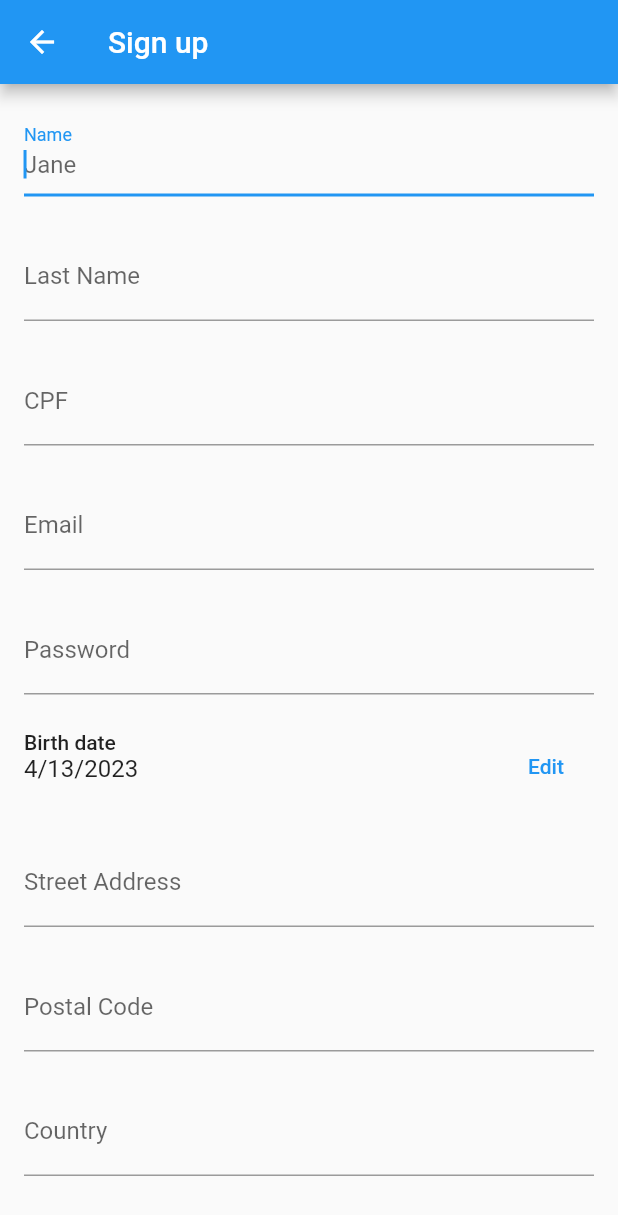
After one commit to muchael/products-flutter, a Flutter app: the screen it shows after launch, after a tap on "New User? Create Account", on a phone screen of 412 x 824 dp. The commit adds this screen. Shown: the top 1215 px of the screen. Run offline on Flutter 3.47's test engine with Material 2 defaults, Android fonts, the phone set to English and light mode, and no system bars; our stand-ins replace brasil_fields.

Commit message:
Sign up form

```diff
--- a/lib/screens/login_screen.dart
+++ b/lib/screens/login_screen.dart
@@ -1,4 +1,5 @@
 import 'package:flutter/material.dart';
+import 'package:products_flutter/screens/sign_up_form.dart';
 
 class Login extends StatefulWidget {
   const Login({super.key});
@@ -66,7 +67,7 @@ class _LoginState extends State<Login> {
                 ),
               ),
               Padding(
-                padding: EdgeInsets.all(15.0),
+                padding: const EdgeInsets.all(15.0),
                 //padding: EdgeInsets.symmetric(horizontal: 15),
                 child: TextFormField(
                   onChanged: (text) {
@@ -115,7 +116,16 @@ class _LoginState extends State<Login> {
               const SizedBox(
                 height: 130,
               ),
-              const Text('New User? Create Account')
+              TextButton(
+                onPressed: () {
+                  Navigator.push(
+                      context, MaterialPageRoute(builder: (_) => SignUpForm()));
+                },
+                child: const Text(
+                  'New User? Create Account',
+                  style: TextStyle(color: Colors.black54, fontSize: 16),
+                ),
+              ),
             ],
           ),
         ),
--- /dev/null
+++ b/lib/screens/sign_up_form.dart
@@ -0,0 +1,220 @@
+
+import 'package:flutter/material.dart';
+import 'package:flutter/services.dart';
+import 'package:brasil_fields/brasil_fields.dart';
+import 'package:intl/intl.dart' as intl;
+
+class SignUpForm extends StatefulWidget {
+  const SignUpForm({super.key});
+
+  @override
+  State<SignUpForm> createState() => _SignUpFormState();
+}
+
+class _SignUpFormState extends State<SignUpForm> {
+  final _formKey = GlobalKey<FormState>();
+  DateTime date = DateTime.now();
+
+  @override
+  Widget build(BuildContext context) {
+    return Scaffold(
+      appBar: AppBar(
+        title: const Text('Sign up'),
+      ),
+      body: Form(
+        key: _formKey,
+        child: Scrollbar(
+          child: SingleChildScrollView(
+            padding: const EdgeInsets.all(16),
+            child: AutofillGroup(
+              child: Column(
+                children: [
+                  ...[
+                    TextFormField(
+                      autofocus: true,
+                      textInputAction: TextInputAction.next,
+                      decoration: const InputDecoration(
+                        hintText: 'Jane',
+                        labelText: 'Name',
+                      ),
+                      autofillHints: const [AutofillHints.givenName],
+                    ),
+                    TextFormField(
+                      textInputAction: TextInputAction.next,
+                      decoration: const InputDecoration(
+                        hintText: 'Doe',
+                        labelText: 'Last Name',
+                      ),
+                      autofillHints: const [AutofillHints.familyName],
+                    ),
+                    TextFormField(
+                      keyboardType: TextInputType.number,
+                      textInputAction: TextInputAction.next,
+                      decoration: const InputDecoration(
+                        labelText: 'CPF',
+                      ),
+                      inputFormatters: [
+                        // obrigatório
+                        FilteringTextInputFormatter.digitsOnly,
+                        CpfInputFormatter(),
+                      ],
+                    ),
+                    const TextField(
+                      keyboardType: TextInputType.emailAddress,
+                      textInputAction: TextInputAction.next,
+                      decoration: InputDecoration(
+                        hintText: 'foo@example.com',
+                        labelText: 'Email',
+                      ),
+                      autofillHints: [AutofillHints.email],
+                    ),
+                    const TextField(
+                      keyboardType: TextInputType.text,
+                      textInputAction: TextInputAction.next,
+                      obscureText: true,
+                      decoration: InputDecoration(
+                        labelText: 'Password',
+                      ),
+                    ),
+                    _FormDatePicker(
+                      date: date,
+                      onChanged: (value) {
+                        setState(() {
+                          date = value;
+                        });
+                      },
+                    ),
+                    const TextField(
+                      keyboardType: TextInputType.streetAddress,
+                      textInputAction: TextInputAction.next,
+                      decoration: InputDecoration(
+                        hintText: '123 4th Ave',
+                        labelText: 'Street Address',
+                      ),
+                      autofillHints: [AutofillHints.streetAddressLine1],
+                    ),
+                    const TextField(
+                      keyboardType: TextInputType.number,
+                      textInputAction: TextInputAction.next,
+                      decoration: InputDecoration(
+                        hintText: '12345',
+                        labelText: 'Postal Code',
+                      ),
+                      autofillHints: [AutofillHints.postalCode],
+                    ),
+                    const TextField(
+                      textInputAction: TextInputAction.next,
+                      decoration: InputDecoration(
+                        hintText: 'United States',
+                        labelText: 'Country',
+                      ),
+                      autofillHints: [AutofillHints.countryName],
+                    ),
+                    const TextField(
+                      keyboardType: TextInputType.number,
+                      decoration: InputDecoration(
+                        hintText: '1',
+                        labelText: 'Country Code',
+                      ),
+                      autofillHints: [AutofillHints.countryCode],
+                    ),
+                    Container(
+                      height: 50,
+                      width: 250,
+                      decoration: BoxDecoration(
+                          color: Colors.blue, borderRadius: BorderRadius.circular(20)),
+                      child: TextButton(
+                        onPressed: () {
+                          if (_formKey.currentState!.validate()) {
+                            // print(nameController.text);
+                            // print(difficultyController.text);
+                            // print(imageController.text);
+                            ScaffoldMessenger.of(context).showSnackBar(
+                              const SnackBar(
+                                content: Text('Login...'),
+                              ),
+                            );
+                          }
+                          // Navigator.push(
+                          //     context, MaterialPageRoute(builder: (_) => HomePage()));
+                        },
+                        child: const Text(
+                          'Sing Up',
+                          style: TextStyle(color: Colors.white, fontSize: 25),
+                        ),
+                      ),
+                    ),
+                  ].expand(
+                        (widget) => [
+                      widget,
+                      const SizedBox(
+                        height: 24,
+                      )
+                    ],
+                  ),
+                ],
+              ),
+            ),
+          ),
+        ),
+      ),
+    );
+  }
+}
+
+class _FormDatePicker extends StatefulWidget {
+  final DateTime date;
+  final ValueChanged<DateTime> onChanged;
+
+  const _FormDatePicker({
+    required this.date,
+    required this.onChanged,
+  });
+
+  @override
+  State<_FormDatePicker> createState() => _FormDatePickerState();
+}
+
+class _FormDatePickerState extends State<_FormDatePicker> {
+  @override
+  Widget build(BuildContext context) {
+    return Row(
+      crossAxisAlignment: CrossAxisAlignment.start,
+      mainAxisAlignment: MainAxisAlignment.spaceBetween,
+      children: [
+        Column(
+          crossAxisAlignment: CrossAxisAlignment.start,
+          mainAxisAlignment: MainAxisAlignment.spaceAround,
+          children: [
+            Text(
+              'Birth date',
+              style: Theme.of(context).textTheme.bodyLarge,
+            ),
+            Text(
+              intl.DateFormat.yMd().format(widget.date),
+              style: Theme.of(context).textTheme.titleMedium,
+            ),
+          ],
+        ),
+        TextButton(
+          child: const Text('Edit'),
+          onPressed: () async {
+            var newDate = await showDatePicker(
+              context: context,
+              initialDate: widget.date,
+              firstDate: DateTime(1900),
+              lastDate: DateTime(2100),
+            );
+
+            // Don't change the date if the date picker returns null.
+            if (newDate == null) {
+              return;
+            }
+
+            widget.onChanged(newDate);
+          },
+        )
+      ],
+    );
+  }
+}
--- a/pubspec.yaml
+++ b/pubspec.yaml
@@ -47,6 +47,7 @@ dev_dependencies:
   # package. See that file for information about deactivating specific lint
   # rules and activating additional ones.
   flutter_lints: ^2.0.0
+  brasil_fields: ^1.11.0
 
 # For information on the generic Dart part of this file, see the
 # following page: https://dart.dev/tools/pub/pubspec
```
